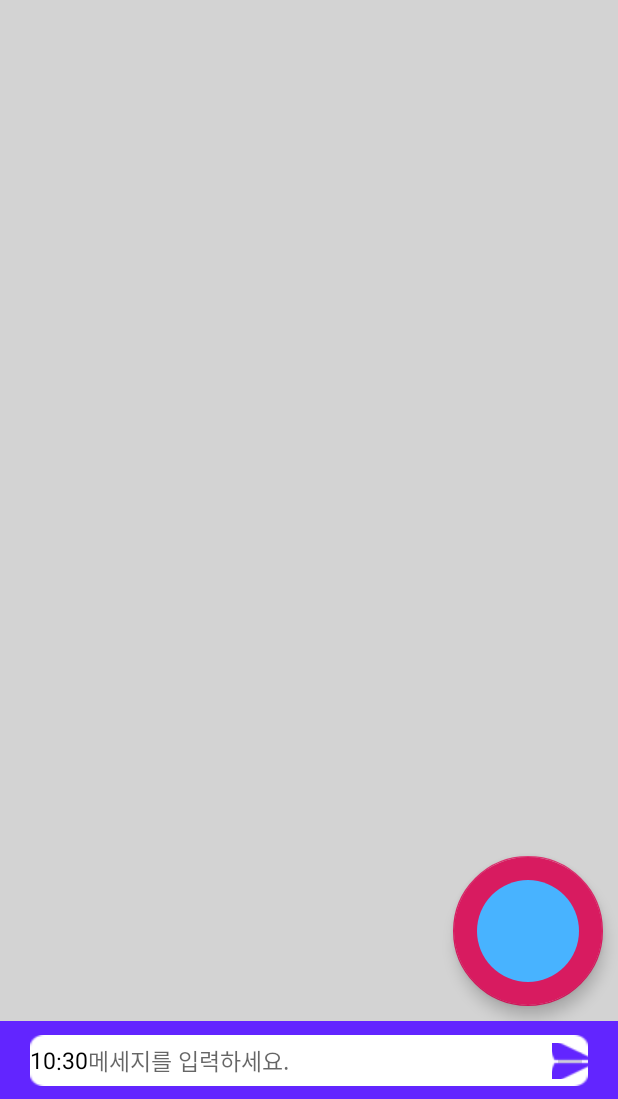
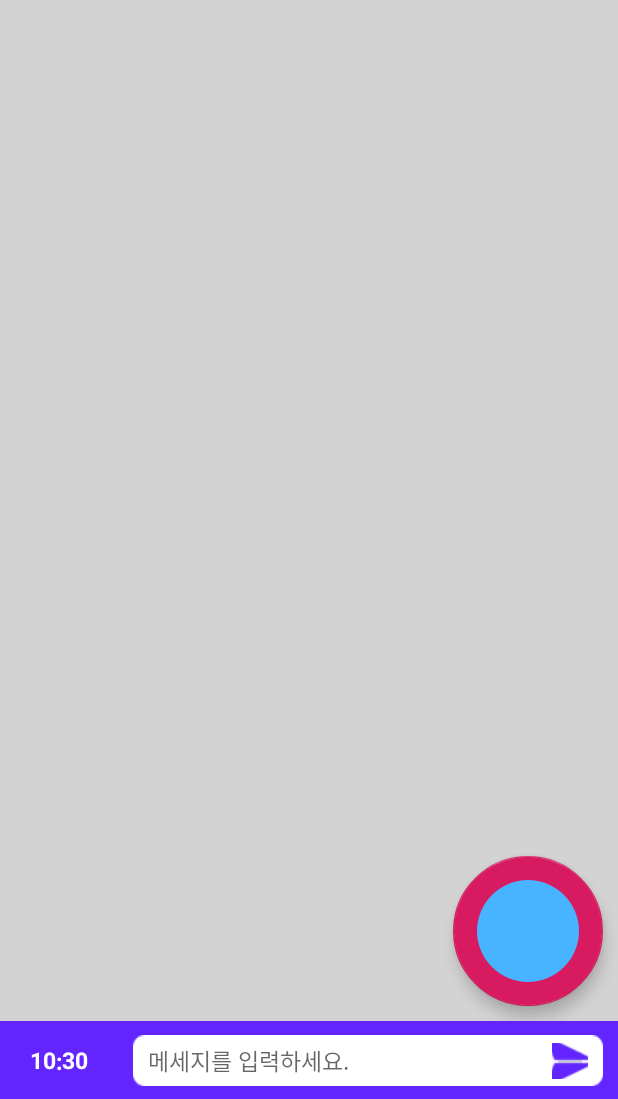
Before and after one commit to openhack-twix/Tmate, an Android app: the MainActivity screen opened directly, with no data from a screen before it, on a phone screen of 412 x 824 dp, the part 137-1236 px from its top. Run offline under Robolectric (Android 15) with nearby library versions, the phone set to English and light mode, and no system bars; libraries missing offline, so code that uses them is left out: com.kakao.usermgmt.

Commit message:
Complete bottom bar

```diff
--- a/app/src/main/res/layout/activity_main.xml
+++ b/app/src/main/res/layout/activity_main.xml
@@ -87,23 +87,15 @@
         app:layout_constraintTop_toBottomOf="@+id/constraintLayout2">
 
         <android.support.constraint.ConstraintLayout
-            android:layout_width="match_parent"
-            android:layout_height="34dp"
-            android:layout_marginStart="20dp"
-            android:layout_marginEnd="20dp"
-            android:background="@drawable/message_box_1x"
-            app:layout_constraintBottom_toBottomOf="parent"
-            app:layout_constraintLeft_toLeftOf="parent"
-            app:layout_constraintRight_toRightOf="parent"
-            app:layout_constraintTop_toTopOf="parent">
-
-            <android.support.constraint.ConstraintLayout
             android:id="@+id/main_layout_timepicker"
             android:layout_width="wrap_content"
             android:layout_height="34dp"
+            android:layout_marginStart="20dp"
+            android:layout_marginEnd="10dp"
             android:gravity="center"
             android:orientation="horizontal"
             app:layout_constraintBottom_toBottomOf="parent"
+            app:layout_constraintEnd_toStartOf="@+id/message_box"
             app:layout_constraintStart_toStartOf="parent"
             app:layout_constraintTop_toTopOf="parent">
 
@@ -113,8 +105,9 @@
                 android:layout_height="match_parent"
                 android:gravity="center_vertical|right"
                 android:text="12"
-                    android:textColor="@color/black"
+                android:textColor="@color/white"
                 android:textSize="15dp"
+                android:textStyle="bold"
                 app:layout_constraintBottom_toBottomOf="parent"
                 app:layout_constraintEnd_toStartOf="@id/textView2"
                 app:layout_constraintStart_toStartOf="parent"
@@ -126,8 +119,9 @@
                 android:layout_height="wrap_content"
                 android:gravity="center_vertical|center_horizontal"
                 android:text=":"
-                    android:textColor="@color/black"
+                android:textColor="@color/white"
                 android:textSize="15dp"
+                android:textStyle="bold"
                 app:layout_constraintBottom_toBottomOf="parent"
                 app:layout_constraintEnd_toStartOf="@+id/main_tv_timeMinute"
                 app:layout_constraintStart_toEndOf="@+id/main_tv_timeHour"
@@ -139,8 +133,9 @@
                 android:layout_height="0dp"
                 android:gravity="center_vertical|left"
                 android:text="34"
-                    android:textColor="@color/black"
+                android:textColor="@color/white"
                 android:textSize="15dp"
+                android:textStyle="bold"
                 app:layout_constraintBottom_toBottomOf="parent"
                 app:layout_constraintEnd_toEndOf="parent"
                 app:layout_constraintStart_toEndOf="@+id/textView2"
@@ -148,11 +143,24 @@
 
         </android.support.constraint.ConstraintLayout>
 
+        <android.support.constraint.ConstraintLayout
+            android:id="@+id/message_box"
+            android:layout_width="0dp"
+            android:layout_height="34dp"
+            android:layout_marginStart="20dp"
+            android:layout_marginEnd="10dp"
+            android:background="@drawable/message_box_1x"
+            app:layout_constraintBottom_toBottomOf="parent"
+            app:layout_constraintEnd_toEndOf="parent"
+            app:layout_constraintStart_toEndOf="@+id/main_layout_timepicker"
+            app:layout_constraintTop_toTopOf="parent">
+
 
             <EditText
                 android:id="@+id/editText2"
                 android:layout_width="0dp"
                 android:layout_height="wrap_content"
+                android:layout_marginStart="10dp"
                 android:background="@color/transparent"
                 android:ems="10"
                 android:hint="메세지를 입력하세요."
@@ -161,7 +169,7 @@
                 android:textSize="15dp"
                 app:layout_constraintBottom_toBottomOf="parent"
                 app:layout_constraintEnd_toStartOf="@+id/main_btn_send"
-                app:layout_constraintStart_toEndOf="@+id/main_layout_timepicker"
+                app:layout_constraintStart_toStartOf="parent"
                 app:layout_constraintTop_toTopOf="parent" />
 
 
@@ -169,6 +177,8 @@
                 android:id="@+id/main_btn_send"
                 android:layout_width="24dp"
                 android:layout_height="24dp"
+                android:layout_marginStart="10dp"
+                android:layout_marginEnd="10dp"
                 android:src="@drawable/icon_send"
                 app:layout_constraintBottom_toBottomOf="parent"
                 app:layout_constraintEnd_toEndOf="parent"
```
Lines whose indentation alone changed are shown as unchanged.
